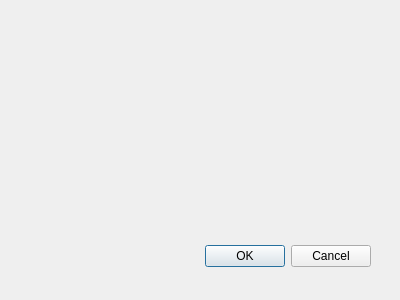
joaonc/qt_playground, file assets/ui/main.ui: the form before one commit.
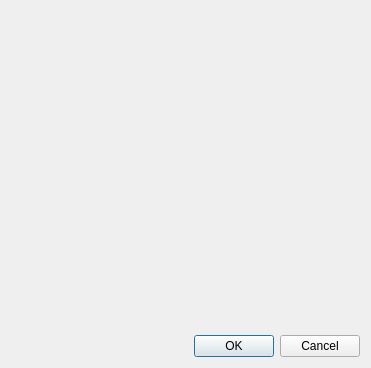
The form after the commit.

The edit to the form file:
```diff
--- a/assets/ui/main.ui
+++ b/assets/ui/main.ui
@@ -6,22 +6,16 @@
    <rect>
     <x>0</x>
     <y>0</y>
-    <width>400</width>
-    <height>300</height>
+    <width>371</width>
+    <height>368</height>
    </rect>
   </property>
   <property name="windowTitle">
    <string>Dialog</string>
   </property>
+  <layout class="QGridLayout" name="gridLayout">
+   <item row="2" column="0">
   <widget class="QDialogButtonBox" name="buttonBox">
-   <property name="geometry">
-    <rect>
-     <x>30</x>
-     <y>240</y>
-     <width>341</width>
-     <height>32</height>
-    </rect>
-   </property>
    <property name="orientation">
     <enum>Qt::Orientation::Horizontal</enum>
    </property>
@@ -29,6 +23,21 @@
     <set>QDialogButtonBox::StandardButton::Cancel|QDialogButtonBox::StandardButton::Ok</set>
    </property>
   </widget>
+   </item>
+   <item row="1" column="0">
+    <spacer name="verticalSpacer">
+     <property name="orientation">
+      <enum>Qt::Orientation::Vertical</enum>
+     </property>
+     <property name="sizeHint" stdset="0">
+      <size>
+       <width>20</width>
+       <height>40</height>
+      </size>
+     </property>
+    </spacer>
+   </item>
+  </layout>
  </widget>
  <resources/>
  <connections>
```
Left out of the diff: 8 changed lines with no effect on the pictures. Lines whose indentation alone changed are shown as unchanged.
